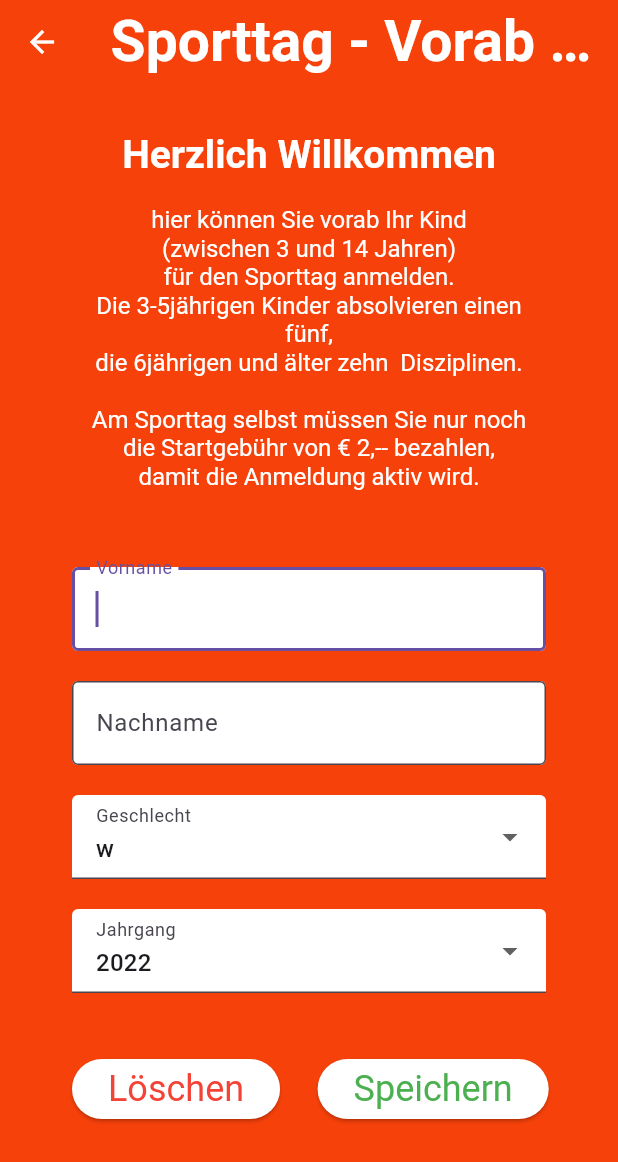
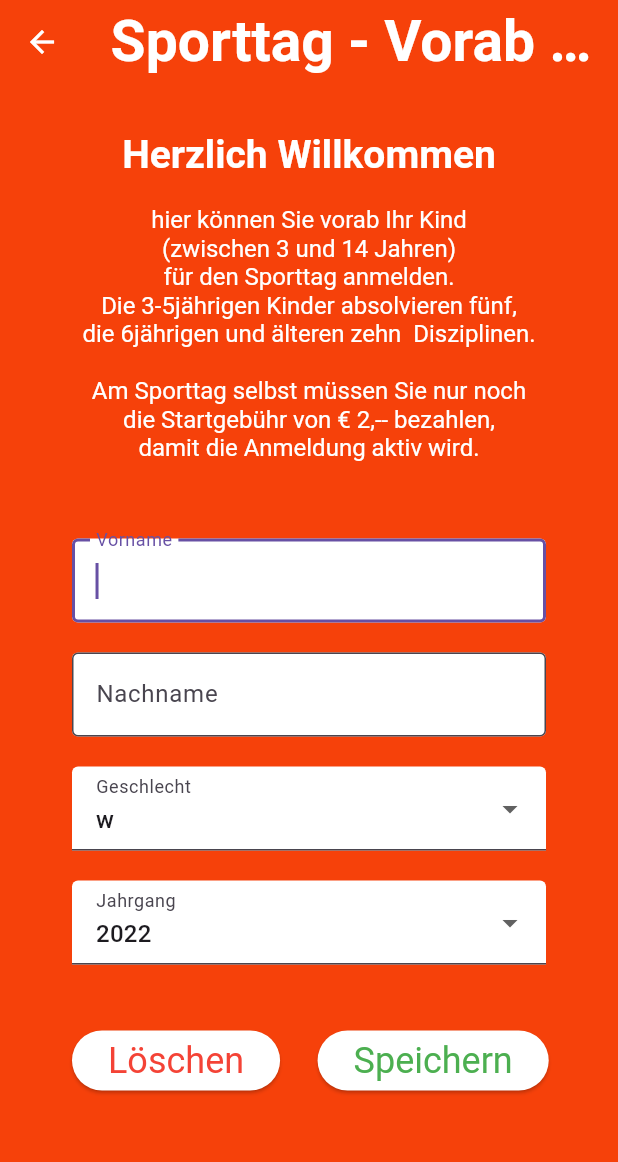
Before and after one commit to HoefiEsslingen/sporttag_wettkampfbuero, a Flutter app: the AnmeldenVorher screen opened directly, on a phone screen of 412 x 824 dp. Shown: the top 1162 px of the screen. Run offline on Flutter 3.47's test engine with Material 3 defaults, Android fonts, the light colour scheme and no system bars; our stand-ins replace logger, parse_server_sdk_flutter, qr_flutter, shared_preferences, web; missing offline and left inert: dart:ui_web; accounts and stored records are empty.

Commit message:
kleine Verbesserungen

```diff
--- a/lib/src/anmelden_sporttag.dart
+++ b/lib/src/anmelden_sporttag.dart
@@ -89,7 +89,6 @@ class AnmeldenSporttagState extends State<AnmeldenSporttag> {
     return Scaffold(
       appBar: AppBar(
         title: Text(widget.titel!),
-        // TODO: Rücksprung muss implementiert werden - Als Button oder Icon (Rücksprung)in der AppBar
         automaticallyImplyLeading: false,
         actions: [
           IconButton(tooltip: "Änderung rückgängig machen", icon: const Icon(Icons.undo), onPressed: undoChanges),
--- a/lib/src/anmelden_vorher.dart
+++ b/lib/src/anmelden_vorher.dart
@@ -85,7 +85,7 @@ class AnmeldenVorherState extends State<AnmeldenVorher> {
                         ),
                         TextSpan(
                           text:
-                              '''\nhier können Sie vorab Ihr Kind\n(zwischen 3 und 14 Jahren)\nfür den Sporttag anmelden.\nDie 3-5jährigen Kinder absolvieren einen fünf,\ndie 6jährigen und älter zehn  Disziplinen.\n\nAm Sporttag selbst müssen Sie nur noch\ndie Startgebühr von € 2,-- bezahlen,\ndamit die Anmeldung aktiv wird.\n''',
+                              '''\nhier können Sie vorab Ihr Kind\n(zwischen 3 und 14 Jahren)\nfür den Sporttag anmelden.\nDie 3-5jährigen Kinder absolvieren fünf,\ndie 6jährigen und älteren zehn  Disziplinen.\n\nAm Sporttag selbst müssen Sie nur noch\ndie Startgebühr von € 2,-- bezahlen,\ndamit die Anmeldung aktiv wird.\n''',
                         ),
                       ],
                     ),
```
Also changed, not shown: lib/src/riegen_zuordnung.dart (+8 -3 lines).
